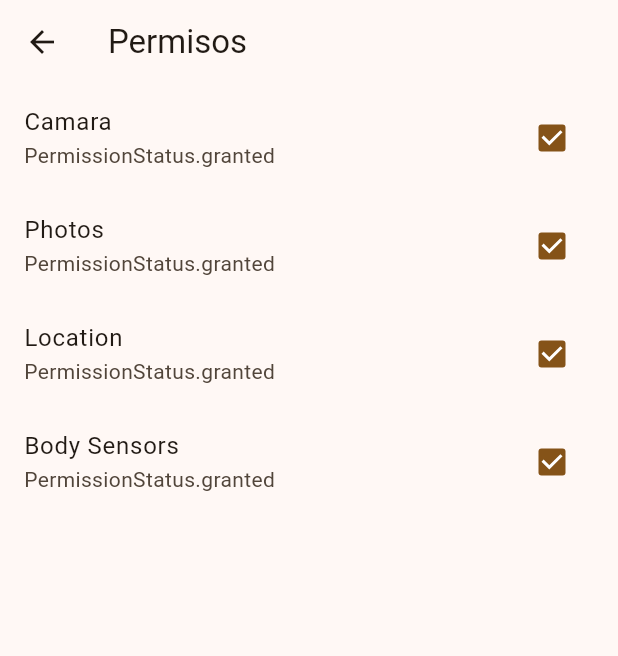
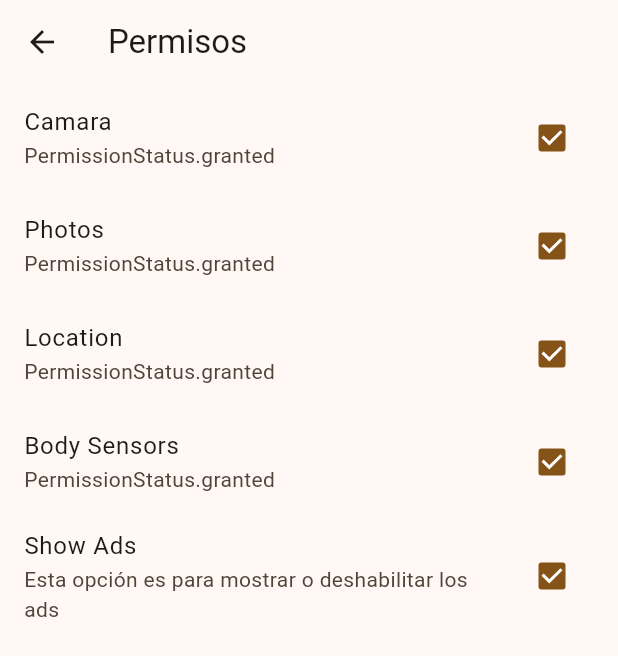
Before and after one commit to Alan-Del10/miscelaneos, a Flutter app: the screen it shows after launch, after a tap on the "settings" icon, on a phone screen of 412 x 824 dp. Shown: the top 656 px of the screen. Run offline on Flutter 3.47's test engine with Material 3 defaults, Android fonts, the phone set to English and light mode, and no system bars; our stand-ins replace dio, flutter_riverpod, geolocator, go_router, google_fonts, google_maps_flutter and 6 more; missing offline and left inert: compassx, flutter_app_badger, quick_actions; network calls fail.

Commit message:
Added Google AdMob to the app and shared preferences to know if we need to show ads to the user or not

```diff
--- a/lib/config/config.dart
+++ b/lib/config/config.dart
@@ -4,3 +4,5 @@ export 'plugins/share_plugin.dart';
 export 'plugins/local_auth_plugin.dart';
 export 'plugins/quick_actions_plugin.dart';
 export 'plugins/app_badge_plugin.dart';
+export 'plugins/admob_plugin.dart';
+export 'plugins/shared_preferences_plugin.dart';
--- /dev/null
+++ b/lib/config/plugins/shared_preferences_plugin.dart
@@ -0,0 +1,17 @@
+import 'package:shared_preferences/shared_preferences.dart';
+
+class SharedPreferencesPlugin {
+  static Future<SharedPreferences> _getPrefs() {
+    return SharedPreferences.getInstance();
+  }
+
+  static Future<void> setBool(String key, bool value) async {
+    final prefs = await _getPrefs();
+    await prefs.setBool(key, value);
+  }
+
+  static Future<bool?> getBool(String key) async {
+    final prefs = await _getPrefs();
+    return prefs.getBool(key);
+  }
+}
--- a/lib/config/router/app_router.dart
+++ b/lib/config/router/app_router.dart
@@ -55,5 +55,13 @@ final router = GoRouter(
       builder: (context, state) => const ControlledMapScreen(),
     ),
     GoRoute(path: '/badge', builder: (context, state) => const BadgeScreen()),
+    GoRoute(
+      path: '/ad-fullscreen',
+      builder: (context, state) => const AdFullScreen(),
+    ),
+    GoRoute(
+      path: '/ad-rewarded',
+      builder: (context, state) => const AdRewardedScreen(),
+    ),
   ],
 );
--- a/lib/main.dart
+++ b/lib/main.dart
@@ -4,8 +4,9 @@ import 'package:flutter_riverpod/flutter_riverpod.dart';
 import 'package:miscelaneos/config/config.dart';
 import 'package:miscelaneos/presentation/providers/providers.dart';
 
-void main() {
+void main() async {
   WidgetsFlutterBinding.ensureInitialized();
+  await AdmobPlugin.initialize();
   QuickActionsPlugin.registerActions();
 
   SystemChrome.setPreferredOrientations([DeviceOrientation.portraitUp]);
--- /dev/null
+++ b/lib/presentation/providers/ads/admob_points_provider.dart
@@ -0,0 +1,5 @@
+import 'package:flutter_riverpod/flutter_riverpod.dart';
+
+final adPointsProvider = StateProvider<int>((ref) {
+  return 0;
+});
--- /dev/null
+++ b/lib/presentation/providers/ads/admob_providers.dart
@@ -0,0 +1,31 @@
+import 'package:flutter_riverpod/flutter_riverpod.dart';
+import 'package:google_mobile_ads/google_mobile_ads.dart';
+import 'package:miscelaneos/config/config.dart';
+import 'package:miscelaneos/presentation/providers/providers.dart';
+
+final adBannerProvider = FutureProvider<BannerAd>((ref) async {
+  final showAds = ref.watch(showAdsProvider);
+
+  if (!showAds) throw 'Ads bloqueados';
+
+  final ad = await AdmobPlugin.loadBannerAd();
+  return ad;
+});
+
+final adInterstitalProvider = FutureProvider.autoDispose<InterstitialAd>((
+  ref,
+) async {
+  final showAds = ref.watch(showAdsProvider);
+
+  if (!showAds) throw 'Ads bloqueados';
+  final ad = await AdmobPlugin.loadInterstitialAd();
+  return ad;
+});
+
+final adRewardedProvider = FutureProvider.autoDispose<RewardedAd>((ref) async {
+  final showAds = ref.watch(showAdsProvider);
+
+  if (!showAds) throw 'Ads bloqueados';
+  final ad = await AdmobPlugin.loadRewardedAd();
+  return ad;
+});
--- /dev/null
+++ b/lib/presentation/providers/ads/show_ads_provider.dart
@@ -0,0 +1,32 @@
+import 'package:flutter_riverpod/flutter_riverpod.dart';
+import 'package:miscelaneos/config/config.dart';
+
+const storeKey = 'showAds';
+
+class ShowAdsNotifier extends StateNotifier<bool> {
+  ShowAdsNotifier() : super(false) {
+    checkAdsState();
+  }
+
+  void checkAdsState() async {
+    state = await SharedPreferencesPlugin.getBool(storeKey) ?? true;
+  }
+
+  void removeAds() {
+    SharedPreferencesPlugin.setBool(storeKey, false);
+    state = false;
+  }
+
+  void showAds() {
+    SharedPreferencesPlugin.setBool(storeKey, true);
+    state = true;
+  }
+
+  void toggleAds() {
+    state ? removeAds() : showAds();
+  }
+}
+
+final showAdsProvider = StateNotifierProvider<ShowAdsNotifier, bool>((ref) {
+  return ShowAdsNotifier();
+});
--- a/lib/presentation/providers/providers.dart
+++ b/lib/presentation/providers/providers.dart
@@ -11,3 +11,6 @@ export 'location/user_location_provider.dart';
 export 'location/watch_location_provider.dart';
 export 'location/map_controlled_provider.dart';
 export 'badge/badge_counter_provider.dart';
+export 'ads/admob_providers.dart';
+export 'ads/admob_points_provider.dart';
+export 'ads/show_ads_provider.dart';
--- a/lib/presentation/screens/home/home_screen.dart
+++ b/lib/presentation/screens/home/home_screen.dart
@@ -1,15 +1,23 @@
 import 'package:flutter/material.dart';
+import 'package:flutter_riverpod/flutter_riverpod.dart';
 import 'package:go_router/go_router.dart';
+import 'package:google_mobile_ads/google_mobile_ads.dart';
+import 'package:miscelaneos/presentation/providers/providers.dart';
 import 'package:miscelaneos/presentation/widgets/widgets.dart';
 
-class HomeScreen extends StatelessWidget {
+class HomeScreen extends ConsumerWidget {
   const HomeScreen({super.key});
 
   @override
-  Widget build(BuildContext context) {
+  Widget build(BuildContext context, ref) {
+    final adBannerAsync = ref.watch(adBannerProvider);
+
     return Scaffold(
-      body: Padding(
-        padding: const EdgeInsets.symmetric(horizontal: 20.0),
+      body: Column(
+        children: [
+          Expanded(
+            child: Padding(
+              padding: const EdgeInsets.symmetric(horizontal: 30),
               child: CustomScrollView(
                 slivers: [
                   SliverAppBar(
@@ -25,6 +33,20 @@ class HomeScreen extends StatelessWidget {
                 ],
               ),
             ),
+          ),
+          //Ad Banner
+          adBannerAsync.when(
+            data:
+                (bannerAd) => SizedBox(
+                  width: bannerAd.size.width.toDouble(),
+                  height: bannerAd.size.height.toDouble(),
+                  child: AdWidget(ad: bannerAd),
+                ),
+            error: (_, __) => const SizedBox(),
+            loading: () => const Center(child: CircularProgressIndicator()),
+          ),
+        ],
+      ),
     );
   }
 }
--- a/lib/presentation/screens/permissions/permissions_screen.dart
+++ b/lib/presentation/screens/permissions/permissions_screen.dart
@@ -20,6 +20,7 @@ class _PermissionsView extends ConsumerWidget {
   @override
   Widget build(BuildContext context, WidgetRef ref) {
     final permissions = ref.watch(permissionsProvider);
+    final showAds = ref.watch(showAdsProvider);
 
     return ListView(
       children: [
@@ -55,6 +56,14 @@ class _PermissionsView extends ConsumerWidget {
             ref.read(permissionsProvider.notifier).requestSensorsAccess();
           },
         ),
+        CheckboxListTile(
+          value: showAds,
+          title: const Text('Show Ads'),
+          subtitle: Text('Esta opción es para mostrar o deshabilitar los ads'),
+          onChanged: (_) {
+            ref.read(showAdsProvider.notifier).toggleAds();
+          },
+        ),
       ],
     );
   }
--- a/lib/presentation/screens/screens.dart
+++ b/lib/presentation/screens/screens.dart
@@ -13,3 +13,5 @@ export 'location/controlled_map_screen.dart';
 export 'location/map_screen.dart';
 export 'location/location_screen.dart';
 export 'badge/badge_screen.dart';
+export 'ads/ad_full_screen.dart';
+export 'ads/ad_rewarded_screen.dart';
--- a/lib/presentation/widgets/shared/main_menu.dart
+++ b/lib/presentation/widgets/shared/main_menu.dart
@@ -21,6 +21,8 @@ final menuItems = <MenuItem>[
   MenuItem('Map', Icons.map_outlined, '/map'),
   MenuItem('Controlled Map', Icons.control_camera_rounded, '/controlled-map'),
   MenuItem('Badge', Icons.notifications_active, '/badge'),
+  MenuItem('Ad Full', Icons.ad_units_rounded, '/ad-fullscreen'),
+  MenuItem('Ad Reward', Icons.price_change, '/ad-rewarded'),
 ];
 
 class MainMenu extends StatelessWidget {
@@ -81,6 +83,7 @@ class HomeMenuItem extends StatelessWidget {
             const SizedBox(height: 10),
             Text(
               title,
+              overflow: TextOverflow.ellipsis,
               textAlign: TextAlign.center,
               style: const TextStyle(color: Colors.white),
             ),
--- a/pubspec.yaml
+++ b/pubspec.yaml
@@ -17,11 +17,13 @@ dependencies:
   go_router: ^15.2.4
   google_fonts: ^6.2.1
   google_maps_flutter: ^2.12.3
+  google_mobile_ads: ^6.0.0
   local_auth: ^2.3.0
   permission_handler: ^12.0.0+1
   quick_actions: ^1.1.0
   sensors_plus: ^6.1.1
   share_plus: ^11.0.0
+  shared_preferences: ^2.5.3
 
 dev_dependencies:
   change_app_package_name: ^1.5.0
```
Also changed, not shown: lib/config/plugins/admob_plugin.dart (added, +122 -0 lines), lib/presentation/screens/ads/ad_full_screen.dart (added, +28 -0 lines), lib/presentation/screens/ads/ad_rewarded_screen.dart (added, +35 -0 lines), pubspec.lock, 4 other files. Lines whose indentation alone changed are shown as unchanged.
